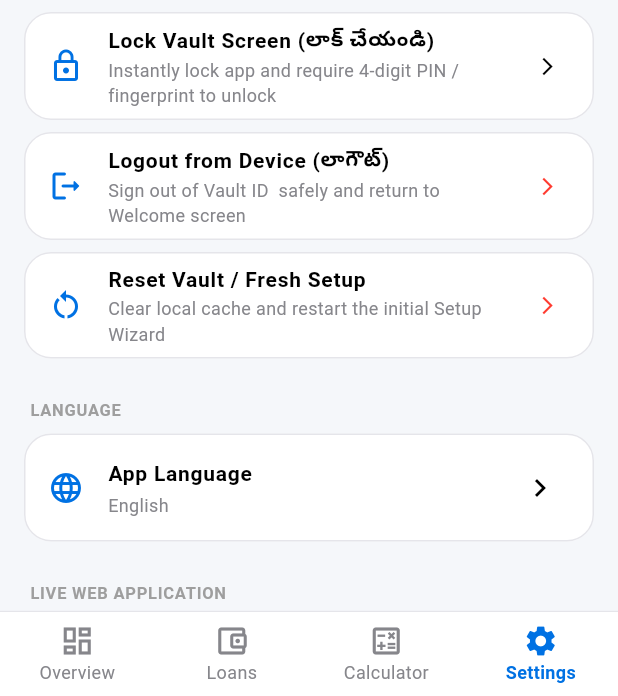
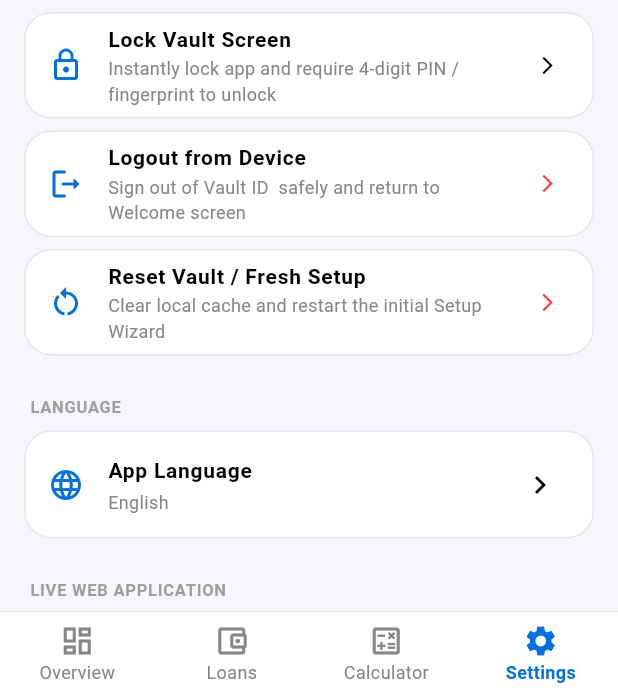
Before and after one commit to deepakgowrishankar7/FinVault, a Flutter app: the DashboardScreen screen opened directly with empty values, item 4 of the bottom bar chosen, scrolled down 576 dp, on a phone screen of 412 x 824 dp, the part 540-1236 px from its top. Run offline on Flutter 3.47's test engine with Material 3 defaults, Android fonts, the light colour scheme and no system bars; our stand-ins replace file_picker, image_picker, local_auth, pdf, printing, qr_flutter and 3 more; accounts and stored records are empty; project files that could hold a hidden picture were left out.

Commit message:
Remove Telugu parenthetical annotations from English UI labels and docs

```diff
--- a/mobile/lib/views/dashboard/dashboard_screen.dart
+++ b/mobile/lib/views/dashboard/dashboard_screen.dart
@@ -461,7 +461,7 @@ class _DashboardScreenState extends State<DashboardScreen> {
                           );
                         },
                         icon: const Icon(Icons.menu_book_rounded, color: Colors.amber),
-                        tooltip: "Daily Cash Daybook (నిత్య క్యాష్ బుక్)",
+                        tooltip: "Daily Cash Daybook",
                       ),
                       if (widget.settings.cloudSyncEnabled)
                         IconButton(
@@ -1011,7 +1011,7 @@ class _DashboardScreenState extends State<DashboardScreen> {
                     );
                   },
                   icon: const Icon(Icons.menu_book_rounded, size: 18, color: Colors.amber),
-                  label: const Text("Daily Daybook (క్యాష్ బుక్)", style: TextStyle(fontWeight: FontWeight.w600, fontSize: 13, color: Colors.amber)),
+                  label: const Text("Daily Daybook", style: TextStyle(fontWeight: FontWeight.w600, fontSize: 13, color: Colors.amber)),
                   style: OutlinedButton.styleFrom(
                     side: const BorderSide(color: Colors.amber),
                     padding: const EdgeInsets.symmetric(horizontal: 14, vertical: 12),
--- a/mobile/lib/views/loans/loan_detail_screen.dart
+++ b/mobile/lib/views/loans/loan_detail_screen.dart
@@ -156,7 +156,7 @@ class _LoanDetailScreenState extends State<LoanDetailScreen> with SingleTickerPr
                         crossAxisAlignment: CrossAxisAlignment.start,
                         children: [
                           const Text(
-                            "Borrower Digital Passbook (రుణ పాస్‌బుక్)",
+                            "Borrower Digital Passbook",
                             style: TextStyle(fontSize: 14, fontWeight: FontWeight.bold),
                           ),
                           Text(
@@ -307,7 +307,7 @@ Please find your official passbook PDF statement attached.
                         crossAxisAlignment: CrossAxisAlignment.start,
                         children: [
                           const Text(
-                            "Auto Promissory Note (డిమాండ్ ప్రామిసరీ నోటు)",
+                            "Auto Promissory Note",
                             style: TextStyle(fontSize: 14, fontWeight: FontWeight.bold),
                           ),
                           Text(
@@ -343,7 +343,7 @@ Please find your official passbook PDF statement attached.
                     ),
                     child: const Icon(Icons.gavel_outlined, color: Colors.deepOrange),
                   ),
-                  title: const Text("₹100 Stamp Paper Margin (బాండ్ పేపర్)", style: TextStyle(fontWeight: FontWeight.bold, fontSize: 13)),
+                  title: const Text("₹100 Stamp Paper Margin", style: TextStyle(fontWeight: FontWeight.bold, fontSize: 13)),
                   subtitle: const Text("Leaves top 3.3 inches for government stamp paper emblem", style: TextStyle(fontSize: 11)),
                   trailing: const Icon(Icons.chevron_right, size: 20),
                   onTap: () => _generateAndShowBond(true),
--- a/mobile/lib/views/settings/settings_screen.dart
+++ b/mobile/lib/views/settings/settings_screen.dart
@@ -390,7 +390,7 @@ class _SettingsScreenState extends State<SettingsScreen> {
             ),
             _buildTile(
               icon: Icons.lock_outline,
-              title: "Lock Vault Screen (లాక్ చేయండి)",
+              title: "Lock Vault Screen",
               subtitle: "Instantly lock app and require 4-digit PIN / fingerprint to unlock",
               trailing: const Icon(Icons.arrow_forward_ios, size: 14),
               onTap: () {
@@ -403,7 +403,7 @@ class _SettingsScreenState extends State<SettingsScreen> {
             ),
             _buildTile(
               icon: Icons.logout_rounded,
-              title: "Logout from Device (లాగౌట్)",
+              title: "Logout from Device",
               subtitle: "Sign out of Vault ID ${_settings.vaultId} safely and return to Welcome screen",
               trailing: const Icon(Icons.arrow_forward_ios, size: 14, color: FinTheme.danger),
               onTap: () async {
```
Also changed, not shown: mobile/lib/services/pdf_service.dart (+9 -9 lines), mobile/lib/views/daybook/daily_daybook_screen.dart (+7 -7 lines), 2 other files.
